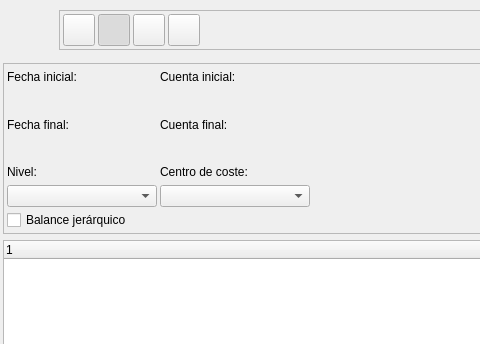
First picture: the form in bulmages/bulmacont/src/balancebase.ui, repository eboladev/Bulmages-1, before the edit; both pictures show x 0 to 480 and y 0 to 344 of the 690 by 490 pixel window.
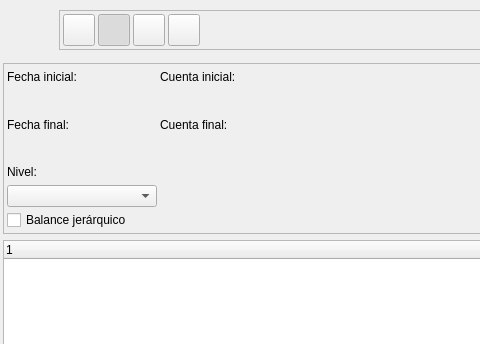
Second picture: the form after the edit. Icons and pictures are not drawn. Custom widgets are drawn as their Qt base class.

Commit message: Arreglos en BulmaCont de problemas reportados por Laida y mejor uso de los centros de coste por defecto.

What changed in the file:
```diff
--- a/bulmages/bulmacont/src/balancebase.ui
+++ b/bulmages/bulmacont/src/balancebase.ui
@@ -436,16 +436,6 @@
         </property>
        </widget>
       </item>
-      <item row="4" column="1" >
-       <widget class="QLabel" name="textLabel1" >
-        <property name="text" >
-         <string>Centro de coste:</string>
-        </property>
-        <property name="alignment" >
-         <set>Qt::AlignLeading|Qt::AlignLeft|Qt::AlignVCenter</set>
-        </property>
-       </widget>
-      </item>
       <item row="4" column="2" >
        <spacer>
         <property name="orientation" >
@@ -469,16 +459,6 @@
         </property>
        </widget>
       </item>
-      <item row="5" column="1" >
-       <widget class="BusquedaCCoste" name="mui_combocoste" >
-        <property name="minimumSize" >
-         <size>
-          <width>150</width>
-          <height>0</height>
-         </size>
-        </property>
-       </widget>
-      </item>
       <item row="5" column="2" >
        <spacer>
         <property name="orientation" >
@@ -841,11 +821,6 @@
  </widget>
  <layoutdefault spacing="3" margin="3" />
  <customwidgets>
-  <customwidget>
-   <class>BusquedaCCoste</class>
-   <extends>QComboBox</extends>
-   <header>busquedaccoste.h</header>
-  </customwidget>
   <customwidget>
    <class>BusquedaFecha</class>
    <extends>QWidget</extends>
```
The commit also changes 12 other files.
